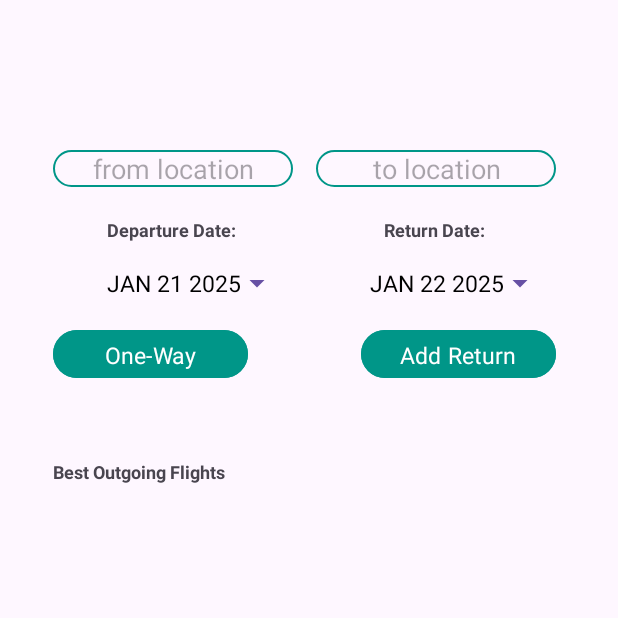
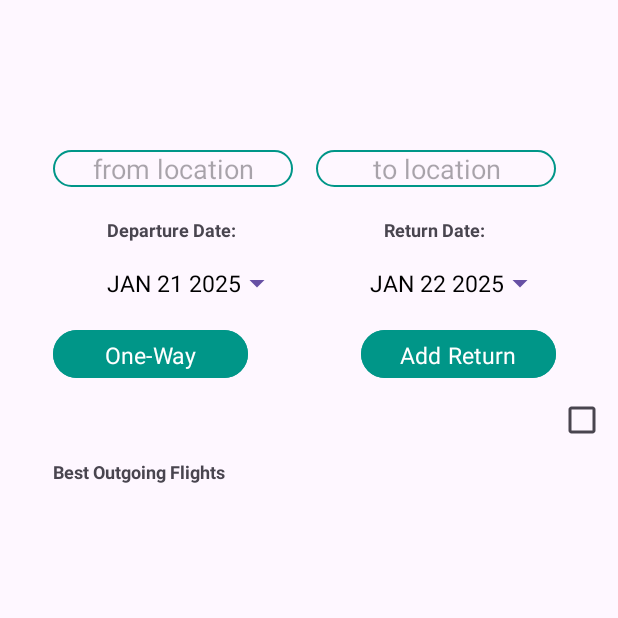
Before and after one commit to Hampshire-Wolves/aero-atlas, an Android app: the fragment FlightSelectorFragment shown on its own in the app's theme, on a phone screen of 412 x 824 dp, the top half of it. Run offline under Robolectric (Android 15) with nearby library versions, the light colour scheme and no system bars; 2 statements that could not run were skipped.

Commit message:
Feat: Added checkbox for return flights

```diff
--- a/app/src/main/res/layout/fragment_flight_selector.xml
+++ b/app/src/main/res/layout/fragment_flight_selector.xml
@@ -151,6 +151,14 @@
             app:layout_constraintStart_toStartOf="@+id/departureTag"
             app:layout_constraintTop_toBottomOf="@+id/oneWayFlightButton" />
 
+        <CheckBox
+            android:id="@+id/checkbox"
+            android:layout_width="wrap_content"
+            android:layout_height="wrap_content"
+            app:layout_constraintTop_toBottomOf="@+id/AddReturnFlightButton"
+            app:layout_constraintEnd_toEndOf="parent"
+            />
+
 
 
 
```
